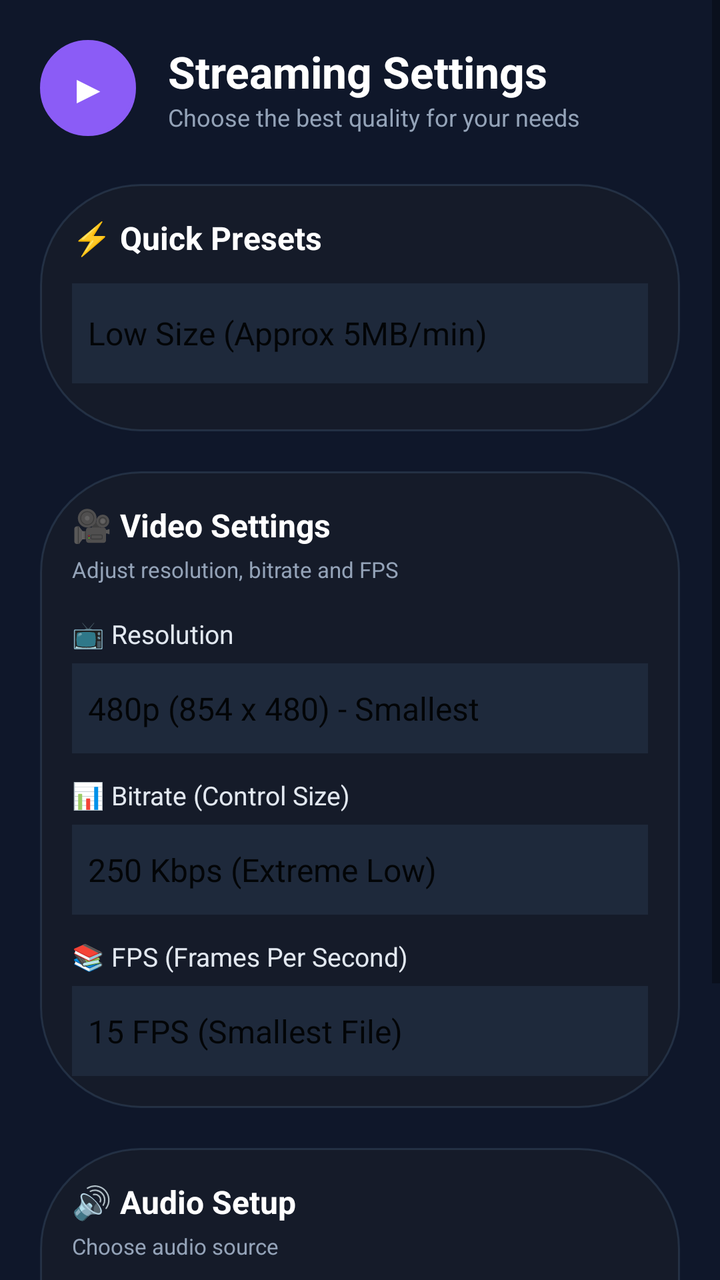
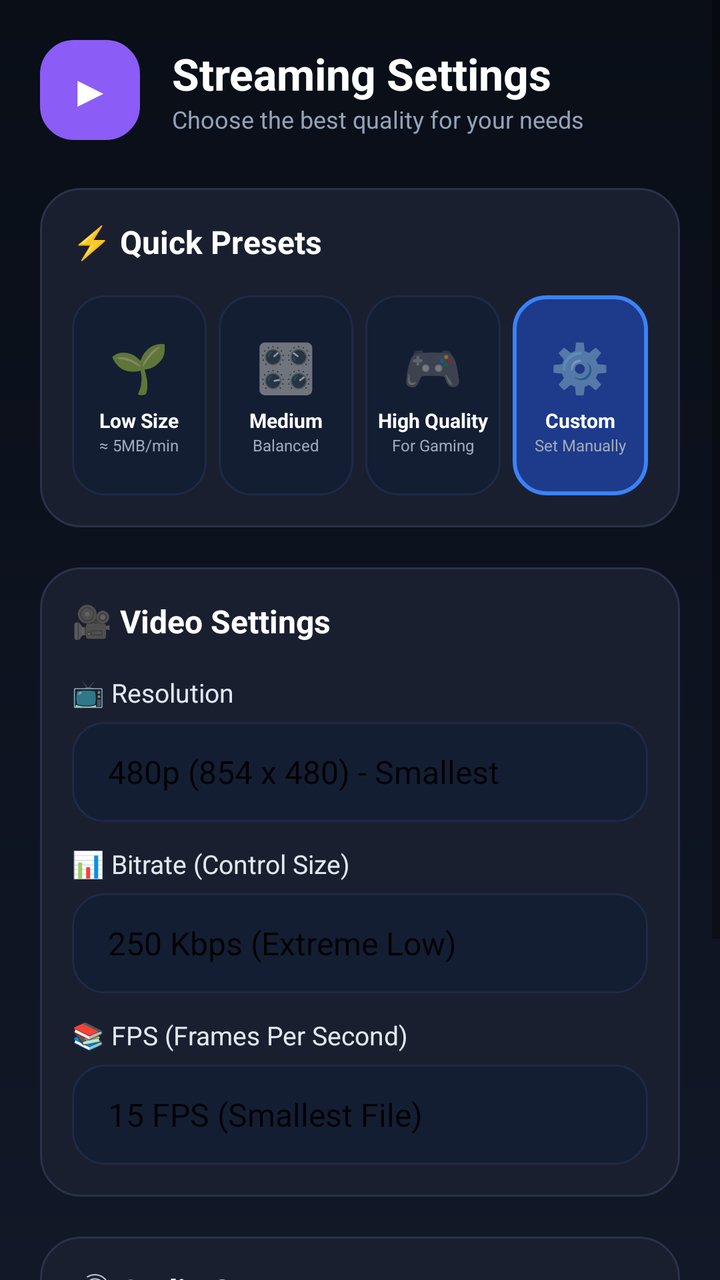

Compare the two renders of this Android layout. The source of the first and the diff that turns it into the second are given below.
<!-- AndroidManifest.xml: application theme Theme.AppCompat.Light.NoActionBar -->
<!-- res/layout/activity_main.xml -->
<?xml version="1.0" encoding="utf-8"?>
<ScrollView xmlns:android="http://schemas.android.com/apk/res/android"
    android:layout_width="match_parent"
    android:layout_height="match_parent"
    android:background="#0F172A" 
    android:fillViewport="true">

    <LinearLayout
        android:layout_width="match_parent"
        android:layout_height="wrap_content"
        android:orientation="vertical"
        android:padding="20dp">

        
        <LinearLayout
            android:layout_width="match_parent"
            android:layout_height="wrap_content"
            android:orientation="horizontal"
            android:gravity="center_vertical"
            android:layout_marginBottom="24dp">
            
            
            <TextView
                android:layout_width="48dp"
                android:layout_height="48dp"
                android:background="@drawable/bg_rec_btn"
                android:backgroundTint="#8B5CF6"
                android:gravity="center"
                android:text="▶"
                android:textColor="#FFFFFF"
                android:textSize="20sp"
                android:layout_marginEnd="16dp"/>
                
            <LinearLayout
                android:layout_width="wrap_content"
                android:layout_height="wrap_content"
                android:orientation="vertical">
                
                <TextView
                    android:layout_width="wrap_content"
                    android:layout_height="wrap_content"
                    android:text="Streaming Settings"
                    android:textColor="#FFFFFF"
                    android:textSize="22sp"
                    android:textStyle="bold"/>
                    
                <TextView
                    android:layout_width="wrap_content"
                    android:layout_height="wrap_content"
                    android:text="Choose the best quality for your needs"
                    android:textColor="#94A3B8"
                    android:textSize="12sp"/>
            </LinearLayout>
        </LinearLayout>

        
        <LinearLayout
            android:layout_width="match_parent"
            android:layout_height="wrap_content"
            android:background="@drawable/bg_floating_glass"
            android:orientation="vertical"
            android:padding="16dp"
            android:layout_marginBottom="20dp">
            
            <TextView
                android:layout_width="wrap_content"
                android:layout_height="wrap_content"
                android:text="⚡ Quick Presets"
                android:textColor="#FFFFFF"
                android:textSize="16sp"
                android:textStyle="bold"
                android:layout_marginBottom="12dp"/>
                
            <Spinner
                android:id="@+id/spinnerPreset"
                android:layout_width="match_parent"
                android:layout_height="50dp"
                android:background="#1E293B"
                android:popupBackground="#1E293B"
                android:textColor="#FFFFFF"
                android:entries="@array/preset_options"
                android:layout_marginBottom="8dp"/>
        </LinearLayout>

        
        <LinearLayout
            android:layout_width="match_parent"
            android:layout_height="wrap_content"
            android:background="@drawable/bg_floating_glass"
            android:orientation="vertical"
            android:padding="16dp"
            android:layout_marginBottom="20dp">
            
            <TextView
                android:layout_width="wrap_content"
                android:layout_height="wrap_content"
                android:text="🎥 Video Settings"
                android:textColor="#FFFFFF"
                android:textSize="16sp"
                android:textStyle="bold"
                android:layout_marginBottom="4dp"/>
            <TextView
                android:layout_width="wrap_content"
                android:layout_height="wrap_content"
                android:text="Adjust resolution, bitrate and FPS"
                android:textColor="#94A3B8"
                android:textSize="11sp"
                android:layout_marginBottom="16dp"/>

            
            <TextView
                android:layout_width="wrap_content"
                android:layout_height="wrap_content"
                android:text="📺 Resolution"
                android:textColor="#E2E8F0"
                android:textSize="13sp"
                android:layout_marginBottom="6dp"/>
            <Spinner
                android:id="@+id/spinnerResolution"
                android:layout_width="match_parent"
                android:layout_height="45dp"
                android:background="#1E293B"
                android:popupBackground="#1E293B"
                android:textColor="#FFFFFF"
                android:entries="@array/resolution_options"
                android:layout_marginBottom="12dp"/>

            
            <TextView
                android:layout_width="wrap_content"
                android:layout_height="wrap_content"
                android:text="📊 Bitrate (Control Size)"
                android:textColor="#E2E8F0"
                android:textSize="13sp"
                android:layout_marginBottom="6dp"/>
            <Spinner
                android:id="@+id/spinnerBitrate"
                android:layout_width="match_parent"
                android:layout_height="45dp"
                android:background="#1E293B"
                android:popupBackground="#1E293B"
                android:textColor="#FFFFFF"
                android:entries="@array/bitrate_options"
                android:layout_marginBottom="12dp"/>

            
            <TextView
                android:layout_width="wrap_content"
                android:layout_height="wrap_content"
                android:text="📚 FPS (Frames Per Second)"
                android:textColor="#E2E8F0"
                android:textSize="13sp"
                android:layout_marginBottom="6dp"/>
            <Spinner
                android:id="@+id/spinnerFps"
                android:layout_width="match_parent"
                android:layout_height="45dp"
                android:background="#1E293B"
                android:popupBackground="#1E293B"
                android:textColor="#FFFFFF"
                android:entries="@array/fps_options"/>
        </LinearLayout>

        
        <LinearLayout
            android:layout_width="match_parent"
            android:layout_height="wrap_content"
            android:background="@drawable/bg_floating_glass"
            android:orientation="vertical"
            android:padding="16dp"
            android:layout_marginBottom="30dp">
            
            <TextView
                android:layout_width="wrap_content"
                android:layout_height="wrap_content"
                android:text="🔊 Audio Setup"
                android:textColor="#FFFFFF"
                android:textSize="16sp"
                android:textStyle="bold"
                android:layout_marginBottom="4dp"/>
            <TextView
                android:layout_width="wrap_content"
                android:layout_height="wrap_content"
                android:text="Choose audio source"
                android:textColor="#94A3B8"
                android:textSize="11sp"
                android:layout_marginBottom="12dp"/>
                
            <Spinner
                android:id="@+id/spinnerAudio"
                android:layout_width="match_parent"
                android:layout_height="45dp"
                android:background="#1E293B"
                android:popupBackground="#1E293B"
                android:textColor="#FFFFFF"
                android:entries="@array/audio_options"/>
        </LinearLayout>

        
        <Button
            android:id="@+id/btnStart"
            android:layout_width="match_parent"
            android:layout_height="60dp"
            android:text="▶  SHOW FLOATING BUTTON"
            android:textColor="#FFFFFF"
            android:textSize="16sp"
            android:textStyle="bold"
            android:backgroundTint="#3B82F6"
            android:layout_marginBottom="20dp"/>
            
    </LinearLayout>
</ScrollView>
<!-- resources referenced by this layout -->
<resources>
  <string-array name="audio_options">
          <item>Internal Audio Only</item>
          <item>Microphone Only</item>
          <item>Internal + Microphone</item>
          <item>Mute (No Audio)</item>
      </string-array>
  <string-array name="bitrate_options">
          <item>250 Kbps (Extreme Low)</item>
          <item>500 Kbps (Approx 5MB/min)</item>
          <item>1 Mbps (Balanced)</item>
          <item>2 Mbps (Good Quality)</item>
          <item>4 Mbps (Gaming)</item>
          <item>8 Mbps (Max Quality)</item>
      </string-array>
  <string-array name="fps_options">
          <item>15 FPS (Smallest File)</item>
          <item>24 FPS (Balanced)</item>
          <item>30 FPS (Smooth)</item>
          <item>60 FPS (Gaming Max)</item>
      </string-array>
  <string-array name="preset_options">
          <item>Low Size (Approx 5MB/min)</item>
          <item>Medium (Balanced)</item>
          <item>High Quality (For Gaming)</item>
          <item>Custom Settings</item>
      </string-array>
  <string-array name="resolution_options">
          <item>480p (854 x 480) - Smallest</item>
          <item>720p (1280 x 720) - Balanced</item>
          <item>1080p (1920 x 1080) - High</item>
      </string-array>
  <!-- drawable bg_floating_glass (drawable) -->
  <?xml version="1.0" encoding="utf-8"?>
  <shape xmlns:android="http://schemas.android.com/apk/res/android" android:shape="rectangle">
      <corners android:radius="50dp"/>
      
      <solid android:color="#991A1E29"/>
      
      <stroke android:width="1dp" android:color="#4D4D6680"/>
  </shape>
  <!-- drawable bg_rec_btn (drawable) -->
  <?xml version="1.0" encoding="utf-8"?>
  <shape xmlns:android="http://schemas.android.com/apk/res/android" android:shape="rectangle">
      <corners android:radius="50dp"/>
      
      <solid android:color="#E51C23"/>
      
      <stroke android:width="2dp" android:color="#FF5252"/>
  </shape>
</resources>

<!-- the commit's change to res/layout/activity_main.xml (unified diff, before → after) -->
@@ -2,7 +2,7 @@
 <ScrollView xmlns:android="http://schemas.android.com/apk/res/android"
     android:layout_width="match_parent"
     android:layout_height="match_parent"
-    android:background="#0F172A" 
+    android:background="@drawable/bg_app_dark" 
     android:fillViewport="true">
 
     <LinearLayout
@@ -18,24 +18,20 @@
             android:orientation="horizontal"
             android:gravity="center_vertical"
             android:layout_marginBottom="24dp">
-            
-            
             <TextView
-                android:layout_width="48dp"
-                android:layout_height="48dp"
-                android:background="@drawable/bg_rec_btn"
+                android:layout_width="50dp"
+                android:layout_height="50dp"
+                android:background="@drawable/bg_preset_selected"
                 android:backgroundTint="#8B5CF6"
                 android:gravity="center"
                 android:text="▶"
                 android:textColor="#FFFFFF"
-                android:textSize="20sp"
+                android:textSize="22sp"
                 android:layout_marginEnd="16dp"/>
-                
             <LinearLayout
                 android:layout_width="wrap_content"
                 android:layout_height="wrap_content"
                 android:orientation="vertical">
-                
                 <TextView
                     android:layout_width="wrap_content"
                     android:layout_height="wrap_content"
@@ -43,7 +39,6 @@
                     android:textColor="#FFFFFF"
                     android:textSize="22sp"
                     android:textStyle="bold"/>
-                    
                 <TextView
                     android:layout_width="wrap_content"
                     android:layout_height="wrap_content"
@@ -57,7 +52,7 @@
         <LinearLayout
             android:layout_width="match_parent"
             android:layout_height="wrap_content"
-            android:background="@drawable/bg_floating_glass"
+            android:background="@drawable/bg_card_glass"
             android:orientation="vertical"
             android:padding="16dp"
             android:layout_marginBottom="20dp">
@@ -69,143 +64,118 @@
                 android:textColor="#FFFFFF"
                 android:textSize="16sp"
                 android:textStyle="bold"
-                android:layout_marginBottom="12dp"/>
+                android:layout_marginBottom="16dp"/>
                 
-            <Spinner
-                android:id="@+id/spinnerPreset"
+            <LinearLayout
                 android:layout_width="match_parent"
-                android:layout_height="50dp"
-                android:background="#1E293B"
-                android:popupBackground="#1E293B"
-                android:textColor="#FFFFFF"
-                android:entries="@array/preset_options"
-                android:layout_marginBottom="8dp"/>
+                android:layout_height="wrap_content"
+                android:orientation="horizontal"
+                android:weightSum="4">
+                
+                
+                <LinearLayout
+                    android:id="@+id/cardLow"
+                    android:layout_width="0dp"
+                    android:layout_height="100dp"
+                    android:layout_weight="1"
+                    android:background="@drawable/bg_preset_unselected"
+                    android:orientation="vertical"
+                    android:gravity="center"
+                    android:layout_marginEnd="6dp">
+                    <TextView android:layout_width="wrap_content" android:layout_height="wrap_content" android:text="🌱" android:textSize="24sp"/>
+                    <TextView android:layout_width="wrap_content" android:layout_height="wrap_content" android:text="Low Size" android:textColor="#FFF" android:textSize="10sp" android:textStyle="bold" android:layout_marginTop="4dp"/>
+                    <TextView android:layout_width="wrap_content" android:layout_height="wrap_content" android:text="≈ 5MB/min" android:textColor="#A0AABF" android:textSize="8sp"/>
+                </LinearLayout>
+
+                
+                <LinearLayout
+                    android:id="@+id/cardMedium"
+                    android:layout_width="0dp"
+                    android:layout_height="100dp"
+                    android:layout_weight="1"
+                    android:background="@drawable/bg_preset_unselected"
+                    android:orientation="vertical"
+                    android:gravity="center"
+                    android:layout_marginEnd="6dp">
+                    <TextView android:layout_width="wrap_content" android:layout_height="wrap_content" android:text="🎛️" android:textSize="24sp"/>
+                    <TextView android:layout_width="wrap_content" android:layout_height="wrap_content" android:text="Medium" android:textColor="#FFF" android:textSize="10sp" android:textStyle="bold" android:layout_marginTop="4dp"/>
+                    <TextView android:layout_width="wrap_content" android:layout_height="wrap_content" android:text="Balanced" android:textColor="#A0AABF" android:textSize="8sp"/>
+                </LinearLayout>
+
+                
+                <LinearLayout
+                    android:id="@+id/cardHigh"
+                    android:layout_width="0dp"
+                    android:layout_height="100dp"
+                    android:layout_weight="1"
+                    android:background="@drawable/bg_preset_unselected"
+                    android:orientation="vertical"
+                    android:gravity="center"
+                    android:layout_marginEnd="6dp">
+                    <TextView android:layout_width="wrap_content" android:layout_height="wrap_content" android:text="🎮" android:textSize="24sp"/>
+                    <TextView android:layout_width="wrap_content" android:layout_height="wrap_content" android:text="High Quality" android:textColor="#FFF" android:textSize="10sp" android:textStyle="bold" android:layout_marginTop="4dp"/>
+                    <TextView android:layout_width="wrap_content" android:layout_height="wrap_content" android:text="For Gaming" android:textColor="#A0AABF" android:textSize="8sp"/>
+                </LinearLayout>
+
+                
+                <LinearLayout
+                    android:id="@+id/cardCustom"
+                    android:layout_width="0dp"
+                    android:layout_height="100dp"
+                    android:layout_weight="1"
+                    android:background="@drawable/bg_preset_selected"
+                    android:orientation="vertical"
+                    android:gravity="center">
+                    <TextView android:layout_width="wrap_content" android:layout_height="wrap_content" android:text="⚙️" android:textSize="24sp"/>
+                    <TextView android:layout_width="wrap_content" android:layout_height="wrap_content" android:text="Custom" android:textColor="#FFF" android:textSize="10sp" android:textStyle="bold" android:layout_marginTop="4dp"/>
+                    <TextView android:layout_width="wrap_content" android:layout_height="wrap_content" android:text="Set Manually" android:textColor="#A0AABF" android:textSize="8sp"/>
+                </LinearLayout>
+            </LinearLayout>
         </LinearLayout>
 
         
         <LinearLayout
             android:layout_width="match_parent"
             android:layout_height="wrap_content"
-            android:background="@drawable/bg_floating_glass"
+            android:background="@drawable/bg_card_glass"
             android:orientation="vertical"
             android:padding="16dp"
             android:layout_marginBottom="20dp">
             
-            <TextView
-                android:layout_width="wrap_content"
-                android:layout_height="wrap_content"
-                android:text="🎥 Video Settings"
-                android:textColor="#FFFFFF"
-                android:textSize="16sp"
-                android:textStyle="bold"
-                android:layout_marginBottom="4dp"/>
-            <TextView
-                android:layout_width="wrap_content"
-                android:layout_height="wrap_content"
-                android:text="Adjust resolution, bitrate and FPS"
-                android:textColor="#94A3B8"
-                android:textSize="11sp"
-                android:layout_marginBottom="16dp"/>
+            <TextView android:layout_width="wrap_content" android:layout_height="wrap_content" android:text="🎥 Video Settings" android:textColor="#FFFFFF" android:textSize="16sp" android:textStyle="bold" android:layout_marginBottom="16dp"/>
 
-            
-            <TextView
-                android:layout_width="wrap_content"
-                android:layout_height="wrap_content"
-                android:text="📺 Resolution"
-                android:textColor="#E2E8F0"
-                android:textSize="13sp"
-                android:layout_marginBottom="6dp"/>
-            <Spinner
-                android:id="@+id/spinnerResolution"
-                android:layout_width="match_parent"
-                android:layout_height="45dp"
-                android:background="#1E293B"
-                android:popupBackground="#1E293B"
-                android:textColor="#FFFFFF"
-                android:entries="@array/resolution_options"
-                android:layout_marginBottom="12dp"/>
+            <TextView android:layout_width="wrap_content" android:layout_height="wrap_content" android:text="📺 Resolution" android:textColor="#E2E8F0" android:textSize="13sp" android:layout_marginBottom="6dp"/>
+            <Spinner android:id="@+id/spinnerResolution" android:layout_width="match_parent" android:layout_height="50dp" android:background="@drawable/bg_preset_unselected" android:popupBackground="#1E293B" android:textColor="#FFFFFF" android:entries="@array/resolution_options" android:layout_marginBottom="12dp" android:paddingHorizontal="10dp"/>
 
-            
-            <TextView
-                android:layout_width="wrap_content"
-                android:layout_height="wrap_content"
-                android:text="📊 Bitrate (Control Size)"
-                android:textColor="#E2E8F0"
-                android:textSize="13sp"
-                android:layout_marginBottom="6dp"/>
-            <Spinner
-                android:id="@+id/spinnerBitrate"
-                android:layout_width="match_parent"
-                android:layout_height="45dp"
-                android:background="#1E293B"
-                android:popupBackground="#1E293B"
-                android:textColor="#FFFFFF"
-                android:entries="@array/bitrate_options"
-                android:layout_marginBottom="12dp"/>
+            <TextView android:layout_width="wrap_content" android:layout_height="wrap_content" android:text="📊 Bitrate (Control Size)" android:textColor="#E2E8F0" android:textSize="13sp" android:layout_marginBottom="6dp"/>
+            <Spinner android:id="@+id/spinnerBitrate" android:layout_width="match_parent" android:layout_height="50dp" android:background="@drawable/bg_preset_unselected" android:popupBackground="#1E293B" android:textColor="#FFFFFF" android:entries="@array/bitrate_options" android:layout_marginBottom="12dp" android:paddingHorizontal="10dp"/>
 
-            
-            <TextView
-                android:layout_width="wrap_content"
-                android:layout_height="wrap_content"
-                android:text="📚 FPS (Frames Per Second)"
-                android:textColor="#E2E8F0"
-                android:textSize="13sp"
-                android:layout_marginBottom="6dp"/>
-            <Spinner
-                android:id="@+id/spinnerFps"
-                android:layout_width="match_parent"
-                android:layout_height="45dp"
-                android:background="#1E293B"
-                android:popupBackground="#1E293B"
-                android:textColor="#FFFFFF"
-                android:entries="@array/fps_options"/>
+            <TextView android:layout_width="wrap_content" android:layout_height="wrap_content" android:text="📚 FPS (Frames Per Second)" android:textColor="#E2E8F0" android:textSize="13sp" android:layout_marginBottom="6dp"/>
+            <Spinner android:id="@+id/spinnerFps" android:layout_width="match_parent" android:layout_height="50dp" android:background="@drawable/bg_preset_unselected" android:popupBackground="#1E293B" android:textColor="#FFFFFF" android:entries="@array/fps_options" android:paddingHorizontal="10dp"/>
         </LinearLayout>
 
         
         <LinearLayout
             android:layout_width="match_parent"
             android:layout_height="wrap_content"
-            android:background="@drawable/bg_floating_glass"
+            android:background="@drawable/bg_card_glass"
             android:orientation="vertical"
             android:padding="16dp"
             android:layout_marginBottom="30dp">
-            
-            <TextView
-                android:layout_width="wrap_content"
-                android:layout_height="wrap_content"
-                android:text="🔊 Audio Setup"
-                android:textColor="#FFFFFF"
-                android:textSize="16sp"
-                android:textStyle="bold"
-                android:layout_marginBottom="4dp"/>
-            <TextView
-                android:layout_width="wrap_content"
-                android:layout_height="wrap_content"
-                android:text="Choose audio source"
-                android:textColor="#94A3B8"
-                android:textSize="11sp"
-                android:layout_marginBottom="12dp"/>
-                
-            <Spinner
-                android:id="@+id/spinnerAudio"
-                android:layout_width="match_parent"
-                android:layout_height="45dp"
-                android:background="#1E293B"
-                android:popupBackground="#1E293B"
-                android:textColor="#FFFFFF"
-                android:entries="@array/audio_options"/>
+            <TextView android:layout_width="wrap_content" android:layout_height="wrap_content" android:text="🔊 Audio Setup" android:textColor="#FFFFFF" android:textSize="16sp" android:textStyle="bold" android:layout_marginBottom="16dp"/>
+            <Spinner android:id="@+id/spinnerAudio" android:layout_width="match_parent" android:layout_height="50dp" android:background="@drawable/bg_preset_unselected" android:popupBackground="#1E293B" android:textColor="#FFFFFF" android:entries="@array/audio_options" android:paddingHorizontal="10dp"/>
         </LinearLayout>
 
         
         <Button
             android:id="@+id/btnStart"
             android:layout_width="match_parent"
-            android:layout_height="60dp"
-            android:text="▶  SHOW FLOATING BUTTON"
+            android:layout_height="65dp"
+            android:text="▶ SHOW FLOATING BUTTON"
             android:textColor="#FFFFFF"
             android:textSize="16sp"
             android:textStyle="bold"
-            android:backgroundTint="#3B82F6"
+            android:background="@drawable/bg_btn_start_glow"
             android:layout_marginBottom="20dp"/>
             
     </LinearLayout>
<!-- resource entries referenced after the edit -->
@@ -20,34 +20,43 @@
           <item>30 FPS (Smooth)</item>
           <item>60 FPS (Gaming Max)</item>
       </string-array>
-  <string-array name="preset_options">
-          <item>Low Size (Approx 5MB/min)</item>
-          <item>Medium (Balanced)</item>
-          <item>High Quality (For Gaming)</item>
-          <item>Custom Settings</item>
-      </string-array>
   <string-array name="resolution_options">
           <item>480p (854 x 480) - Smallest</item>
           <item>720p (1280 x 720) - Balanced</item>
           <item>1080p (1920 x 1080) - High</item>
       </string-array>
-  <!-- drawable bg_floating_glass (drawable) -->
+  <!-- drawable bg_app_dark (drawable) -->
   <?xml version="1.0" encoding="utf-8"?>
-  <shape xmlns:android="http://schemas.android.com/apk/res/android" android:shape="rectangle">
-      <corners android:radius="50dp"/>
+  <shape xmlns:android="http://schemas.android.com/apk/res/android">
+      <gradient android:startColor="#090E17" android:endColor="#111827" android:angle="270"/>
+  </shape>
+  <!-- drawable bg_btn_start_glow (drawable) -->
+  <?xml version="1.0" encoding="utf-8"?>
+  <shape xmlns:android="http://schemas.android.com/apk/res/android">
+      <gradient android:startColor="#00F2FE" android:endColor="#4FACFE" android:angle="0"/>
+      <corners android:radius="16dp"/>
+  </shape>
+  <!-- drawable bg_card_glass (drawable) -->
+  <?xml version="1.0" encoding="utf-8"?>
+  <shape xmlns:android="http://schemas.android.com/apk/res/android">
+      <solid android:color="#1A1F30"/>
+      <corners android:radius="20dp"/>
+      <stroke android:width="1dp" android:color="#2A324A"/>
+  </shape>
+  <!-- drawable bg_preset_selected (drawable) -->
+  <?xml version="1.0" encoding="utf-8"?>
+  <shape xmlns:android="http://schemas.android.com/apk/res/android">
       
-      <solid android:color="#991A1E29"/>
-      
-      <stroke android:width="1dp" android:color="#4D4D6680"/>
+      <solid android:color="#1E3A8A"/>
+      <corners android:radius="16dp"/>
+      <stroke android:width="2dp" android:color="#3B82F6"/>
   </shape>
-  <!-- drawable bg_rec_btn (drawable) -->
+  <!-- drawable bg_preset_unselected (drawable) -->
   <?xml version="1.0" encoding="utf-8"?>
-  <shape xmlns:android="http://schemas.android.com/apk/res/android" android:shape="rectangle">
-      <corners android:radius="50dp"/>
-      
-      <solid android:color="#E51C23"/>
-      
-      <stroke android:width="2dp" android:color="#FF5252"/>
+  <shape xmlns:android="http://schemas.android.com/apk/res/android">
+      <solid android:color="#141E33"/>
+      <corners android:radius="16dp"/>
+      <stroke android:width="1dp" android:color="#1E2A45"/>
   </shape>
 </resources>
 
